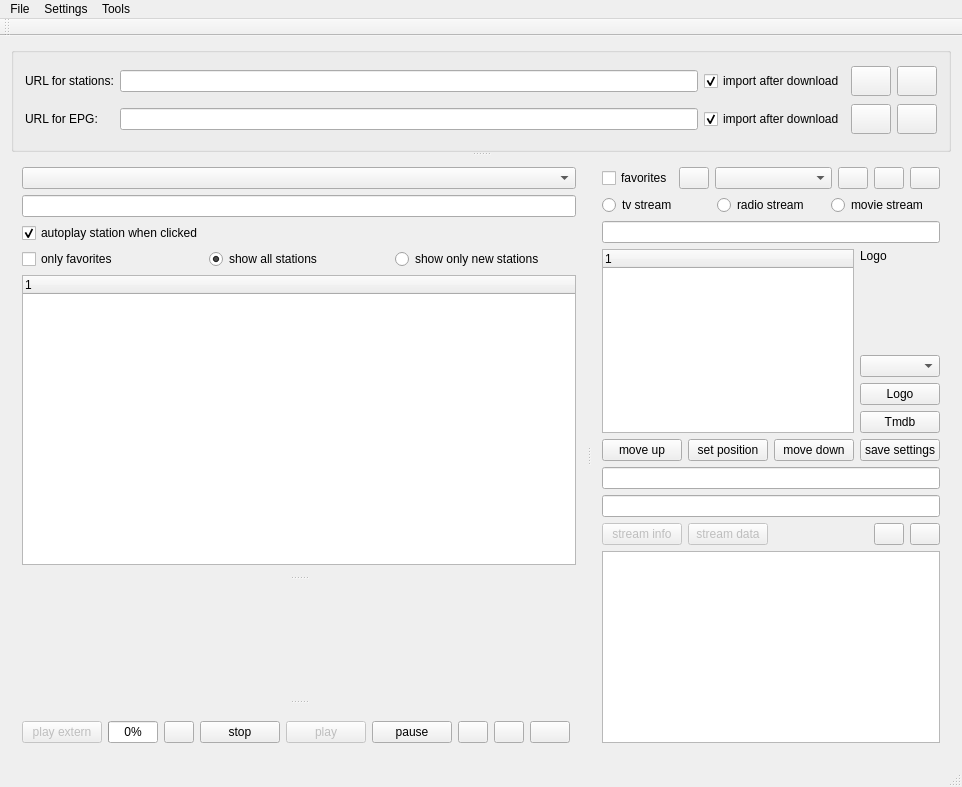
Above: mainwindow.ui from sgersing73/m3uMan before the change. Below: the same form after it.
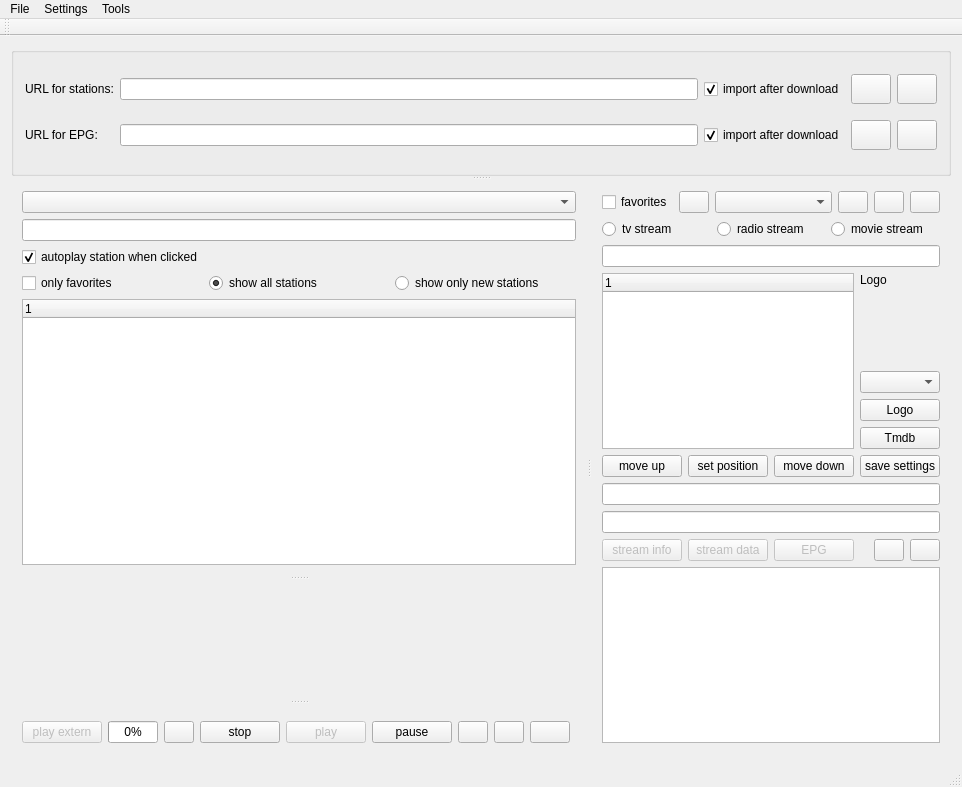
That is the form after the change. Icons and pictures are not drawn. Custom widgets are drawn as their Qt base class.

The edit to the form file:
```diff
--- a/mainwindow.ui
+++ b/mainwindow.ui
@@ -798,6 +798,16 @@
              </property>
             </widget>
            </item>
+           <item>
+            <widget class="QPushButton" name="cmdEPG">
+             <property name="enabled">
+              <bool>false</bool>
+             </property>
+             <property name="text">
+              <string>EPG</string>
+             </property>
+            </widget>
+           </item>
            <item>
             <spacer name="horizontalSpacer">
              <property name="orientation">
@@ -858,6 +868,9 @@
              <verstretch>0</verstretch>
             </sizepolicy>
            </property>
+           <property name="sizeAdjustPolicy">
+            <enum>QAbstractScrollArea::AdjustToContents</enum>
+           </property>
           </widget>
          </item>
         </layout>
```
